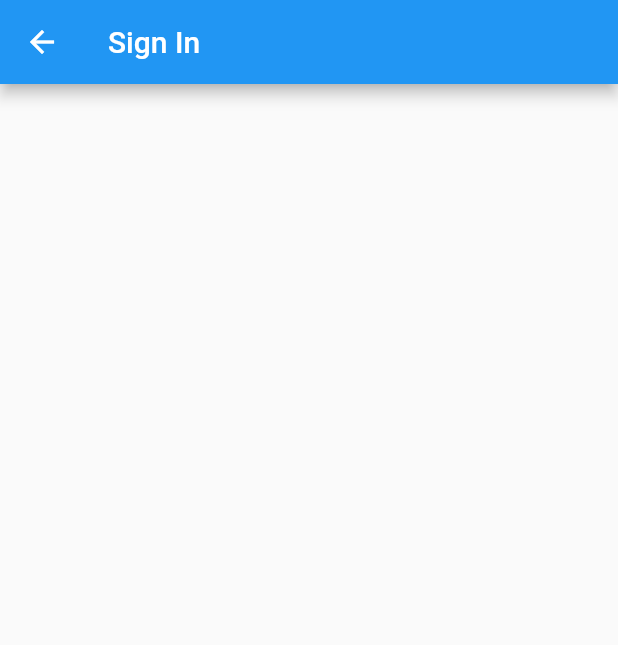
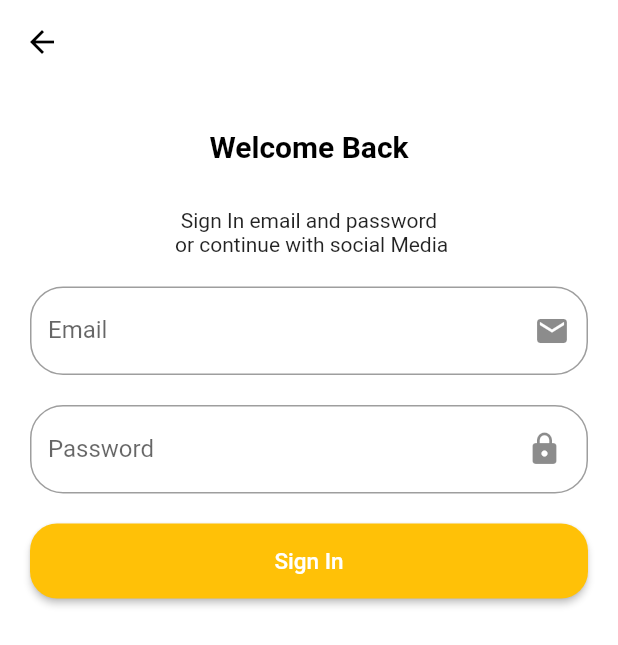
Before and after one commit to HalilMertDeveli/My-Flutter-Project, a Flutter app: the screen it shows after launch, after a tap on "Continue", on a phone screen of 412 x 824 dp. Shown: the top 645 px of the screen. Run offline on Flutter 3.47's test engine with Material 2 defaults, Android fonts, the light colour scheme and no system bars; our stand-ins replace firebase_auth, firebase_core; accounts and stored records are empty.

Commit message:
we have two fields in sign in page and app bar stuf , flutter project development continues here

```diff
--- a/lib/pages/designScreens/splashScreen/splash_body.dart
+++ b/lib/pages/designScreens/splashScreen/splash_body.dart
@@ -107,7 +107,7 @@ class _SplashBodyState extends State<SplashBody> {
       height: 6,
       width: currentPage == index ? 20 : 6,
       decoration: BoxDecoration(
-          color: currentPage == index ? Colors.orange : Color(0xFFD8D8D8),
+          color: currentPage == index ? Colors.yellow : Color(0xFFD8D8D8),
           borderRadius: BorderRadius.circular(3)),
     );
   }
--- a/lib/pages/designScreens/splashScreen/splash_content.dart
+++ b/lib/pages/designScreens/splashScreen/splash_content.dart
@@ -26,6 +26,7 @@ class SplashContent extends StatelessWidget {
         Text(
           text,
           textAlign: TextAlign.center,
+          style: TextStyle(fontSize: 20),
         ),
         Spacer(
           flex: 2,
--- /dev/null
+++ b/lib/pages/sign_in_my_value/companents/body.dart
@@ -0,0 +1,37 @@
+import 'package:flutter/material.dart';
+import 'package:flutter_app_with_docs_and_my_value/pages/designScreens/companents/default_button.dart';
+import 'package:flutter_app_with_docs_and_my_value/pages/sign_in_my_value/companents/sign_form.dart';
+
+class Body extends StatelessWidget {
+  const Body({super.key});
+
+  @override
+  Widget build(BuildContext context) {
+    return SafeArea(
+        child: SingleChildScrollView(
+      child: Column(
+        children: <Widget>[
+          SizedBox(
+            height: 30,
+          ),
+          Text(
+            'Welcome Back',
+            style: TextStyle(
+              color: Colors.black,
+              fontSize: 20,
+              fontWeight: FontWeight.bold,
+            ),
+          ),
+          SizedBox(
+            height: 30,
+          ),
+          Text(
+            'Sign In email and password \n or continue with social Media',
+            textAlign: TextAlign.center,
+          ),
+          SingInForm(),
+        ],
+      ),
+    ));
+  }
+}
--- /dev/null
+++ b/lib/pages/sign_in_my_value/companents/sign_form.dart
@@ -0,0 +1,101 @@
+import 'package:flutter/material.dart';
+import 'package:flutter_app_with_docs_and_my_value/pages/designScreens/companents/default_button.dart';
+
+class SingInForm extends StatefulWidget {
+  const SingInForm({super.key});
+
+  @override
+  State<SingInForm> createState() => _SingInFormState();
+}
+
+class _SingInFormState extends State<SingInForm> {
+  final List<String> errors = [];
+  final _formKey = GlobalKey<FormState>();
+  String? email;
+  String? password;
+
+  @override
+  Widget build(BuildContext context) {
+    return Form(
+      child: Padding(
+        padding: const EdgeInsets.symmetric(horizontal: 20),
+        child: Column(
+          children: <Widget>[
+            SizedBox(
+              height: 20,
+            ),
+            buildEmailTextFormField(),
+            SizedBox(
+              height: 20,
+            ),
+            buildPasswordTextFormField(),
+            SizedBox(
+              height: 20,
+            ),
+            DefaultButton(
+              text: 'Sign In',
+              press: () {},
+            )
+          ],
+        ),
+      ),
+    );
+  }
+
+  TextFormField buildPasswordTextFormField() {
+    return TextFormField(
+      onSaved: (newValue) => password = newValue,
+      onChanged: (value) {
+        if (value.isNotEmpty && errors.contains('Please Enter your password')) {
+          setState(() {
+            errors.remove('Please Enter your password');
+          });
+        } else if (value.length >= 8 &&
+            errors.contains('password is too short')) {
+          errors.remove('password is too short');
+        }
+        return null;
+      },
+      validator: (value) {
+        if (value != null) {
+          if (value.isEmpty && !errors.contains('Please Enter your password')) {
+            setState(() {
+              errors.add('Please Enter your password');
+            });
+          } else if (value.length < 8 &&
+              !errors.contains('password is too short')) {
+            setState(() {
+              errors.add('password is too short');
+            });
+          }
+        }
+        return null;
+      },
+      obscureText: true,
+      keyboardType: TextInputType.emailAddress,
+      decoration: InputDecoration(
+        border: OutlineInputBorder(borderRadius: BorderRadius.circular(22)),
+        labelText: 'Password',
+        hintText: 'Enter Your password',
+        suffixIcon: Padding(
+          padding: EdgeInsets.fromLTRB(0, 10, 10, 10),
+          child: Icon(Icons.lock),
+        ),
+      ),
+    );
+  }
+
+  TextFormField buildEmailTextFormField() {
+    return TextFormField(
+      keyboardType: TextInputType.emailAddress,
+      decoration: InputDecoration(
+        suffixIcon: Icon(Icons.email),
+        label: Text('Email'),
+        hintText: 'Enter your email',
+        border: OutlineInputBorder(
+          borderRadius: BorderRadius.circular(22),
+        ),
+      ),
+    );
+  }
+}
--- a/lib/pages/sign_in_my_value/sign_in_page_my_value.dart
+++ b/lib/pages/sign_in_my_value/sign_in_page_my_value.dart
@@ -1,4 +1,5 @@
 import 'package:flutter/material.dart';
+import 'package:flutter_app_with_docs_and_my_value/pages/sign_in_my_value/companents/body.dart';
 
 class SignInPageMyValue extends StatelessWidget {
   const SignInPageMyValue({super.key});
@@ -6,7 +7,13 @@ class SignInPageMyValue extends StatelessWidget {
   @override
   Widget build(BuildContext context) {
     return Scaffold(
-      appBar: AppBar(title: const Text('Sign In')),
+      backgroundColor: Colors.white,
+      appBar: AppBar(
+        elevation: 0,
+        backgroundColor: Colors.white,
+        iconTheme: IconThemeData(color: Colors.black),
+      ),
+      body: Body(),
     );
   }
 }
```
Also changed, not shown: pubspec.lock.
